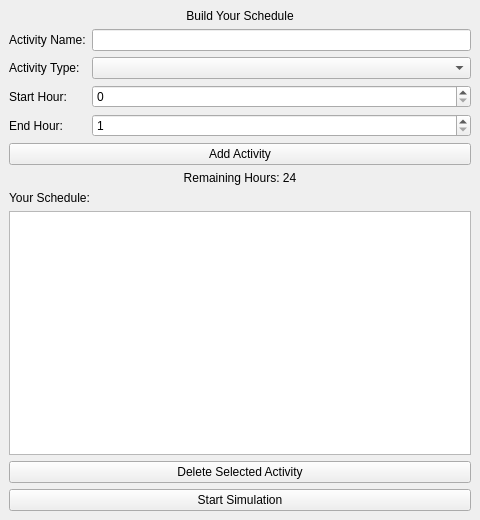
Old version of the form MainWindow/schedule_builder.ui in the repository osmanduru1/ScheduleGame-C-.
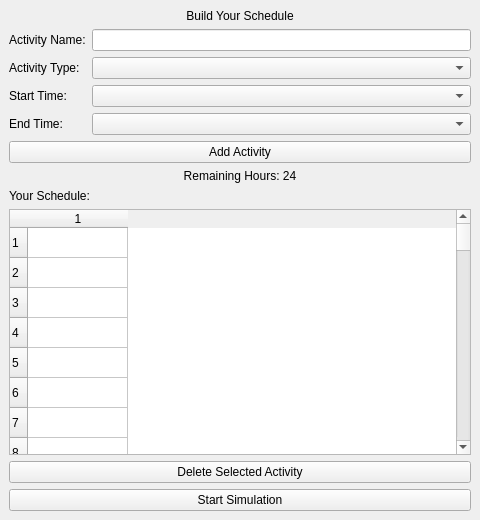
New version of the form.

Diff of the .ui file:
```diff
--- a/MainWindow/schedule_builder.ui
+++ b/MainWindow/schedule_builder.ui
@@ -64,40 +64,25 @@
       <item row="2" column="0">
        <widget class="QLabel" name="startLabel">
         <property name="text">
-         <string>Start Hour:</string>
+         <string>Start Time:</string>
         </property>
        </widget>
       </item>
 
       <item row="2" column="1">
-       <widget class="QSpinBox" name="startHourSpinBox">
-        <property name="minimum">
-         <number>0</number>
-        </property>
-        <property name="maximum">
-         <number>23</number>
-        </property>
-       </widget>
+       <widget class="QComboBox" name="startTimeBox"/>
       </item>
 
-
       <item row="3" column="0">
        <widget class="QLabel" name="endLabel">
         <property name="text">
-         <string>End Hour:</string>
+         <string>End Time:</string>
         </property>
        </widget>
       </item>
 
       <item row="3" column="1">
-       <widget class="QSpinBox" name="endHourSpinBox">
-        <property name="minimum">
-         <number>1</number>
-        </property>
-        <property name="maximum">
-         <number>24</number>
-        </property>
-       </widget>
+       <widget class="QComboBox" name="endTimeBox"/>
       </item>
 
      </layout>
@@ -135,7 +120,14 @@
 
 
     <item>
-     <widget class="QListWidget" name="activityListWidget"/>
+     <widget class="QTableWidget" name="scheduleTable">
+      <property name="rowCount">
+       <number>96</number>
+      </property>
+      <property name="columnCount">
+       <number>1</number>
+      </property>
+     </widget>
     </item>
 
     <item>
```
Left out of the diff: 28 changed lines with no effect on the pictures.
